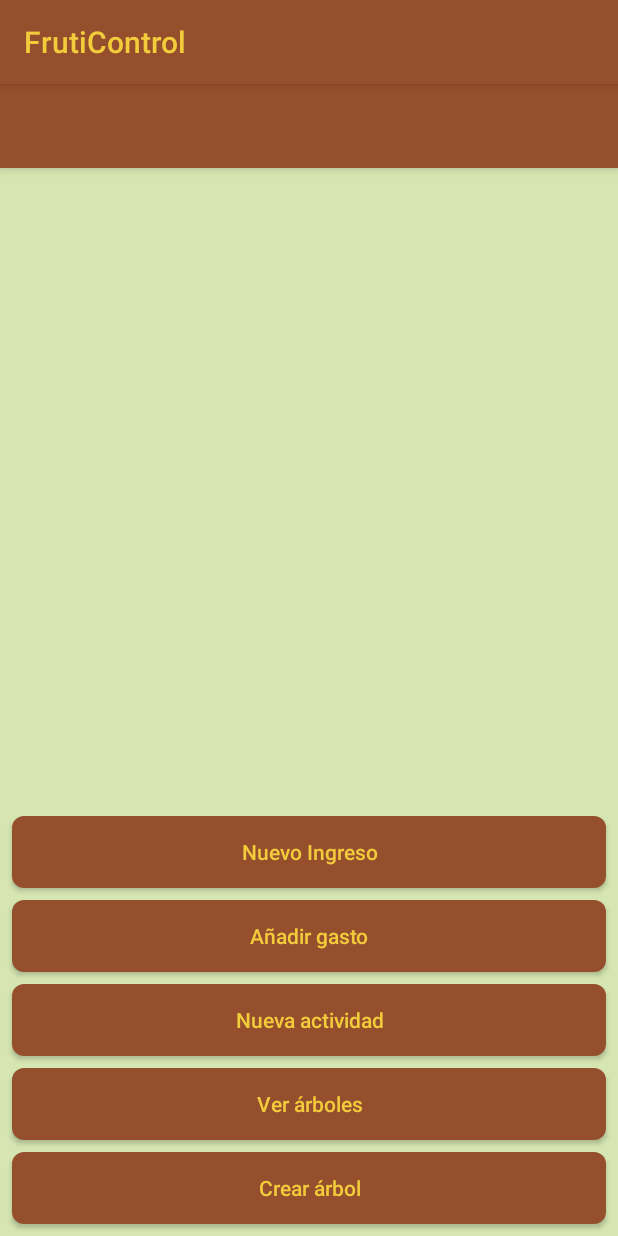
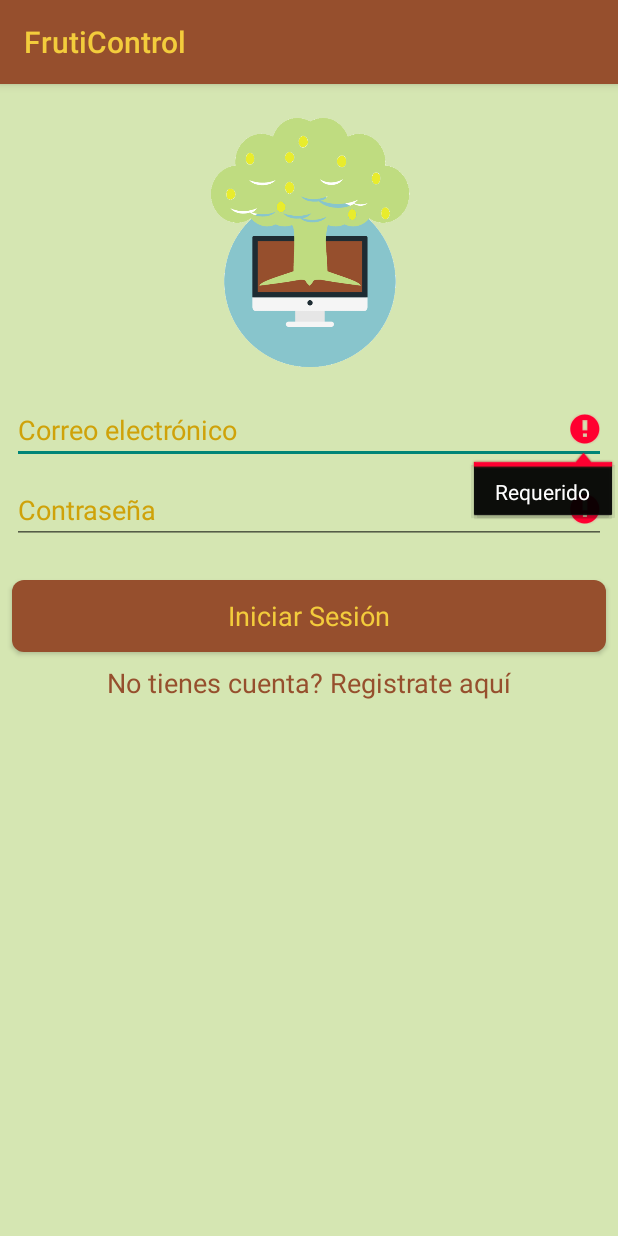
Before and after one commit to FrutiControl/fruti-mobile, an Android app: the screen it shows after launch (AccionesActivity before the commit, MainActivity after it), after a tap on "Iniciar Sesión", on a phone screen of 412 x 824 dp. Run offline under Robolectric (Android 15) with nearby library versions, the phone set to English and light mode, and no system bars; our stand-ins replace Volley; Roboto replaces fonts that are not available here.

Commit message:
Validacion campos en login y registro
Se agrego validacion de campos de contraseña en registro y contraseña y mail en login

```diff
--- a/app/src/main/java/com/fruticontrol/MainActivity.java
+++ b/app/src/main/java/com/fruticontrol/MainActivity.java
@@ -5,6 +5,7 @@ import android.app.Activity;
 import android.content.Intent;
 import android.content.pm.PackageManager;
 import android.os.Bundle;
+import android.text.TextUtils;
 import android.util.Log;
 import android.view.View;
 import android.widget.Button;
@@ -24,6 +25,9 @@ import com.android.volley.toolbox.Volley;
 
 import org.json.JSONException;
 import org.json.JSONObject;
+
+import java.util.regex.Matcher;
+import java.util.regex.Pattern;
 
 public class MainActivity extends AppCompatActivity {
 
@@ -46,6 +50,7 @@ public class MainActivity extends AppCompatActivity {
         iniciarSesion.setOnClickListener(new View.OnClickListener() {
             @Override
             public void onClick(final View view) {
+                if(validateForm()){
                     //TODO: Realizar validación de campos como en RegisterActivity
                     Toast.makeText(MainActivity.this, "Espere un momento por favor", Toast.LENGTH_SHORT).show();
                     RequestQueue queue = Volley.newRequestQueue(MainActivity.this);
@@ -57,12 +62,14 @@ public class MainActivity extends AppCompatActivity {
                     } catch (JSONException e) {
                         e.printStackTrace();
                     }
+                    String aux;
                     JsonObjectRequest loginRequest = new JsonObjectRequest(Request.Method.POST,
                             "http://10.0.2.2:8000/users/login/"/*TODO: cambiar a URL real para producción!!!!*/, credentials,
                             new Response.Listener<JSONObject>() {
                                 @Override
                                 public void onResponse(JSONObject response) {
                                     Log.i("usersAPI", response.toString());
+
                                     if (response.has("error")) {
                                         try {
                                             Toast.makeText(MainActivity.this, response.getString("error"), Toast.LENGTH_SHORT).show();
@@ -71,6 +78,12 @@ public class MainActivity extends AppCompatActivity {
                                         }
                                     } else {
                                         //TODO: extraer el token del response y verificarlo antes de la siguiente actividad
+                                        try{
+                                            Toast.makeText(MainActivity.this, response.getString("token"), Toast.LENGTH_LONG).show();
+                                        }catch (JSONException e) {
+                                            e.printStackTrace();
+                                        }
+
                                         Intent intent = new Intent(view.getContext(), AccionesActivity.class);
                                         startActivity(intent);
                                     }
@@ -83,10 +96,10 @@ public class MainActivity extends AppCompatActivity {
                         }
                     });
                     queue.add(loginRequest);
-                Intent intent = new Intent(view.getContext(), AccionesActivity.class);
-                startActivity(intent);
+                }
             }
         });
+
         txtRegistro = findViewById(R.id.textViewRegistrarse);
         txtRegistro.setOnClickListener(new View.OnClickListener() {
             @Override
@@ -116,4 +129,35 @@ public class MainActivity extends AppCompatActivity {
             }
         }
     }
+
+    private boolean validateForm() {
+        boolean valid = true;
+        Pattern emailPattern = Pattern.compile("(?:[a-z0-9!#$%&'*+/=?^_`{|}~-]+(?:\\.[a-z0-9!#$%&'*+/=?^_`{|}~-]+)*|\"(?:[\\x01-\\x08\\x0b\\x0c\\x0e-\\x1f\\x21\\x23-\\x5b\\x5d-\\x7f]|\\\\[\\x01-\\x09\\x0b\\x0c\\x0e-\\x7f])*\")@(?:(?:[a-z0-9](?:[a-z0-9-]*[a-z0-9])?\\.)+[a-z0-9](?:[a-z0-9-]*[a-z0-9])?|\\[(?:(?:25[0-5]|2[0-4][0-9]|[01]?[0-9][0-9]?)\\.){3}(?:25[0-5]|2[0-4][0-9]|[01]?[0-9][0-9]?|[a-z0-9-]*[a-z0-9]:(?:[\\x01-\\x08\\x0b\\x0c\\x0e-\\x1f\\x21-\\x5a\\x53-\\x7f]|\\\\[\\x01-\\x09\\x0b\\x0c\\x0e-\\x7f])+)\\])");
+        Pattern passPattern = Pattern.compile("^(?=.*[0-9])(?=.*[a-z])(?=.*[A-Z])(?=.*[@#$%^&+=])(?=\\S+$).{8,}$");
+        Matcher emailMatcher = emailPattern.matcher(txtUsername.getText());
+        Matcher passMatcher = passPattern.matcher(txtPass.getText());
+
+        if (TextUtils.isEmpty(txtUsername.getText().toString())) {
+            txtUsername.setError("Requerido");
+            valid = false;
+        } else if (!emailMatcher.matches()) {
+            Log.e("usersAPI", "El correo no es válido");
+            txtUsername.setError("Correo inválido");
+            valid=false;
+        } else {
+            txtUsername.setError(null);
         }
+
+        if (TextUtils.isEmpty(txtPass.getText().toString())) {
+            txtPass.setError("Requerido");
+            valid = false;
+        } else if (!passMatcher.matches()) {
+            Log.e("usersAPI", "La contraseña no es válido");
+            txtPass.setError("La contraseña debe tener minimo 8 caracteres, una mayuscula, una minuscula, un caracter especial y un número");
+            valid=false;
+        } else {
+            txtPass.setError(null);
+        }
+        return valid;
+    }
+}
--- a/app/src/main/res/layout/activity_main.xml
+++ b/app/src/main/res/layout/activity_main.xml
@@ -44,6 +44,7 @@
         android:ems="10"
         android:hint="@string/correo_electr_nico"
         android:inputType="textEmailAddress"
+        android:textColor="@color/fontColor3"
         android:textColorHint="@color/fontColor3"
         android:textColorLink="@color/headerColor"
         app:layout_constraintEnd_toEndOf="parent"
@@ -60,6 +61,7 @@
         android:ems="10"
         android:hint="@string/contrase_a"
         android:inputType="textPassword"
+        android:textColor="@color/fontColor3"
         android:textColorHint="@color/fontColor3"
         android:textColorLink="@color/headerColor"
         app:layout_constraintEnd_toEndOf="parent"
--- a/app/src/main/res/layout/activity_registro.xml
+++ b/app/src/main/res/layout/activity_registro.xml
@@ -29,6 +29,7 @@
         android:ems="10"
         android:hint="@string/nombre_completo"
         android:inputType="textPersonName"
+        android:textColor="@color/fontColor3"
         android:textColorHint="@color/fontColor3"
         android:textColorLink="@color/headerColor"
         app:layout_constraintEnd_toEndOf="parent"
@@ -45,6 +46,7 @@
         android:ems="10"
         android:hint="@string/correo_electr_nico"
         android:inputType="textEmailAddress"
+        android:textColor="@color/fontColor3"
         android:textColorHint="@color/fontColor3"
         android:textColorLink="@color/headerColor"
         app:layout_constraintEnd_toEndOf="parent"
@@ -61,6 +63,7 @@
         android:ems="10"
         android:hint="@string/contrase_a"
         android:inputType="textPassword"
+        android:textColor="@color/fontColor3"
         android:textColorHint="@color/fontColor3"
         android:textColorLink="@color/headerColor"
         app:layout_constraintEnd_toEndOf="parent"
@@ -77,6 +80,7 @@
         android:ems="10"
         android:hint="@string/repita_la_contrase_a"
         android:inputType="textPassword"
+        android:textColor="@color/fontColor3"
         android:textColorHint="@color/fontColor3"
         android:textColorLink="@color/headerColor"
         app:layout_constraintEnd_toEndOf="parent"
```
Also changed, not shown: app/src/main/java/com/fruticontrol/RegistroActivity.java (+25 -9 lines). Lines whose indentation alone changed are shown as unchanged.
